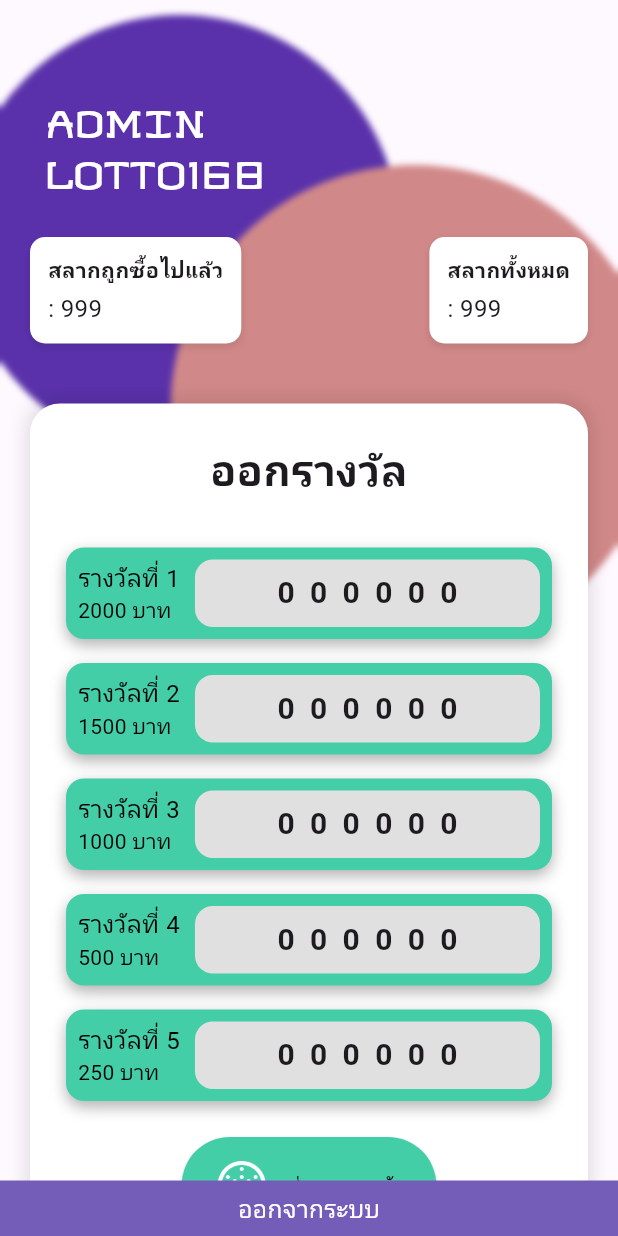
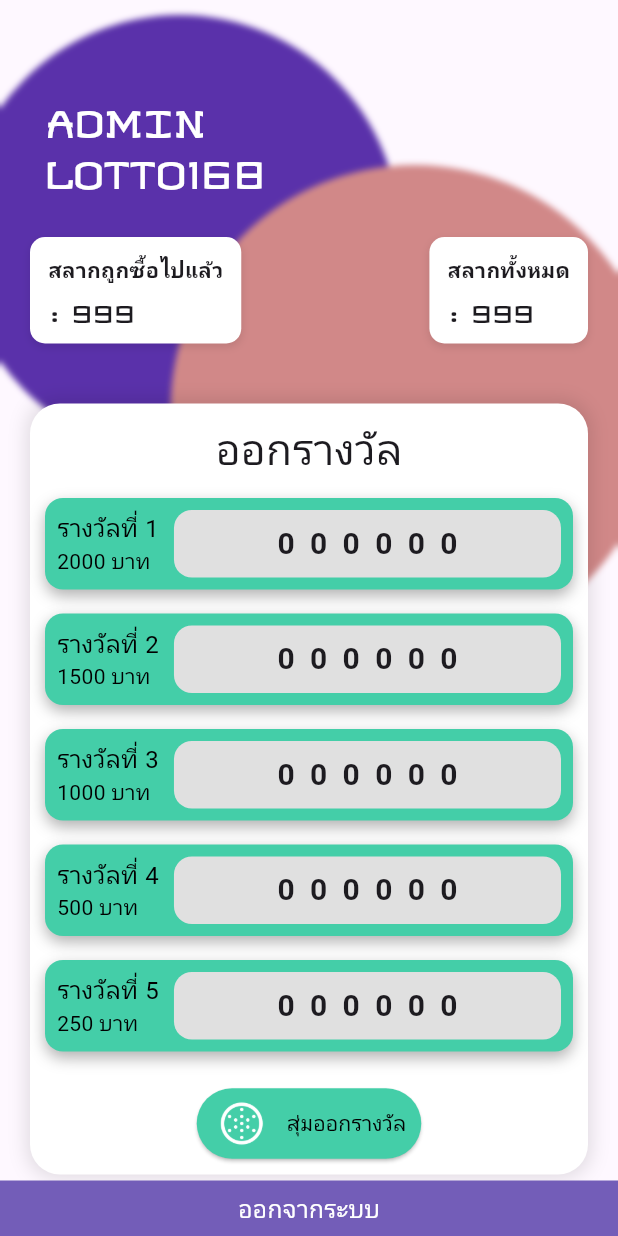
Before and after one commit to twotee007/miniprojectapp, a Flutter app: the AdminPage screen opened directly, on a phone screen of 412 x 824 dp. Run offline on Flutter 3.47's test engine with Material 3 defaults, Android fonts, the light colour scheme and no system bars.

Commit message:
Update admin.dart

```diff
--- a/lib/page/admin.dart
+++ b/lib/page/admin.dart
@@ -121,7 +121,7 @@ class _AdminPage extends State<AdminPage> {
   Widget _buildPrizeAnnouncement() {
     return Container(
       margin: const EdgeInsets.symmetric(horizontal: 20, vertical: 40),
-      padding: const EdgeInsets.all(24),
+      padding: const EdgeInsets.all(10),
       decoration: BoxDecoration(
         color: Colors.white,
         borderRadius: BorderRadius.circular(20.0),
@@ -135,16 +135,17 @@ class _AdminPage extends State<AdminPage> {
       ),
       child: Column(
         mainAxisSize: MainAxisSize.min,
+
         children: [
           const Text(
             'ออกรางวัล',
             style: TextStyle(
               fontFamily: 'Revalia',
               fontSize: 28.0,
-              fontWeight: FontWeight.bold,
+              // fontWeight: FontWeight.bold,
             ),
           ),
-          const SizedBox(height: 24.0),
+          const SizedBox(height: 5.0),
           _buildPrizeRow('รางวัลที่ 1', '2000 บาท'),
           _buildPrizeRow('รางวัลที่ 2', '1500 บาท'),
           _buildPrizeRow('รางวัลที่ 3', '1000 บาท'),
@@ -158,7 +159,7 @@ class _AdminPage extends State<AdminPage> {
               style: ElevatedButton.styleFrom(
                 backgroundColor: Color(0xff44CEA8), // สีพื้นหลังของปุ่ม
                 foregroundColor: Colors.black, // สีของข้อความและไอคอน
-                padding: EdgeInsets.symmetric(horizontal: 20, vertical: 12),
+                padding: EdgeInsets.symmetric(horizontal: 10, vertical: 6),
               ),
               child: Row(
                 mainAxisSize: MainAxisSize.min,
@@ -166,7 +167,7 @@ class _AdminPage extends State<AdminPage> {
                   Image.asset(
                     'assets/img/randomIcon.png', // แทนที่ด้วยพาธของรูปภาพของคุณ
                     width: 40,
-                    height: 40,
+                    height: 35,
                   ),
                   SizedBox(width: 10), // ระยะห่างระหว่างรูปภาพกับข้อความ
                   Text('สุ่มออกรางวัล'),
@@ -176,6 +177,11 @@ class _AdminPage extends State<AdminPage> {
       ),
     );
   }
+  //add reset system
+
+
+
+
 
   // 3. แถบนำทางด้านล่าง
   Widget _buildBottomNavigationBar() {
@@ -225,6 +231,7 @@ class _AdminPage extends State<AdminPage> {
             style: TextStyle(
               fontSize: 14.0,
               fontWeight: FontWeight.bold,
+              fontFamily: 'Revalia'
             ),
           ),
           SizedBox(height: 4),
@@ -232,6 +239,7 @@ class _AdminPage extends State<AdminPage> {
             value,
             style: TextStyle(
               fontSize: 16.0,
+              fontFamily: 'Revalia'
             ),
           ),
         ],
```
